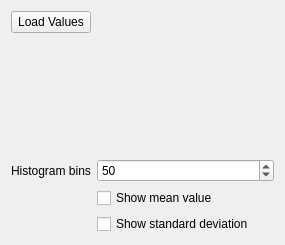
Above: src/ui/qgshistogramwidgetbase.ui from qgis/QGIS before the change. Below: the same form after it.
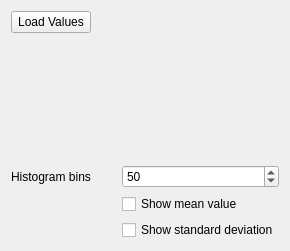
That is the form after the change. Custom widgets are drawn as their Qt base class.

Commit message: fix layout of the QgsHistogram widget to prevent histogram collapsing on resizing (fix #25197)

```diff
--- a/src/ui/qgshistogramwidgetbase.ui
+++ b/src/ui/qgshistogramwidgetbase.ui
@@ -2,58 +2,31 @@
 <ui version="4.0">
  <class>QgsHistogramWidgetBase</class>
  <widget class="QWidget" name="QgsHistogramWidgetBase">
-  <property name="geometry">
-   <rect>
-    <x>0</x>
-    <y>0</y>
-    <width>285</width>
-    <height>245</height>
-   </rect>
-  </property>
-  <property name="sizePolicy">
-   <sizepolicy hsizetype="Preferred" vsizetype="MinimumExpanding">
-    <horstretch>0</horstretch>
-    <verstretch>0</verstretch>
-   </sizepolicy>
-  </property>
-  <property name="minimumSize">
-   <size>
-    <width>0</width>
-    <height>60</height>
-   </size>
-  </property>
   <property name="windowTitle">
    <string>Form</string>
   </property>
-  <layout class="QVBoxLayout" name="verticalLayout" stretch="0,1,0">
-   <item>
-    <layout class="QHBoxLayout" name="horizontalLayout">
-     <property name="topMargin">
-      <number>0</number>
-     </property>
-     <item>
+  <layout class="QGridLayout" name="gridLayout">
+   <item row="0" column="0">
       <widget class="QPushButton" name="mLoadValuesButton">
        <property name="text">
         <string>Load Values</string>
        </property>
       </widget>
      </item>
-     <item>
+   <item row="0" column="1" colspan="2">
       <spacer name="horizontalSpacer">
        <property name="orientation">
         <enum>Qt::Horizontal</enum>
        </property>
        <property name="sizeHint" stdset="0">
         <size>
-         <width>40</width>
+       <width>182</width>
          <height>20</height>
         </size>
        </property>
       </spacer>
      </item>
-    </layout>
-   </item>
-   <item>
+   <item row="1" column="0" colspan="3">
     <widget class="QwtPlot" name="mpPlot">
      <property name="sizePolicy">
       <sizepolicy hsizetype="Preferred" vsizetype="MinimumExpanding">
@@ -64,24 +37,19 @@
      <property name="minimumSize">
       <size>
        <width>0</width>
-       <height>30</height>
+       <height>120</height>
       </size>
      </property>
     </widget>
    </item>
-   <item>
-    <layout class="QFormLayout" name="formLayout">
-     <property name="fieldGrowthPolicy">
-      <enum>QFormLayout::AllNonFixedFieldsGrow</enum>
-     </property>
-     <item row="0" column="0">
+   <item row="2" column="0" colspan="2">
       <widget class="QLabel" name="label_12">
        <property name="text">
         <string>Histogram bins</string>
        </property>
       </widget>
      </item>
-     <item row="0" column="1">
+   <item row="2" column="2">
       <widget class="QSpinBox" name="mBinsSpinBox">
        <property name="minimum">
         <number>1</number>
@@ -94,21 +62,19 @@
        </property>
       </widget>
      </item>
-     <item row="1" column="1">
+   <item row="3" column="2">
       <widget class="QCheckBox" name="mMeanCheckBox">
        <property name="text">
         <string>Show mean value</string>
        </property>
       </widget>
      </item>
-     <item row="2" column="1">
+   <item row="4" column="2">
       <widget class="QCheckBox" name="mStdevCheckBox">
        <property name="text">
         <string>Show standard deviation</string>
        </property>
       </widget>
-     </item>
-    </layout>
    </item>
   </layout>
  </widget>
```
Lines whose indentation alone changed are shown as unchanged.
